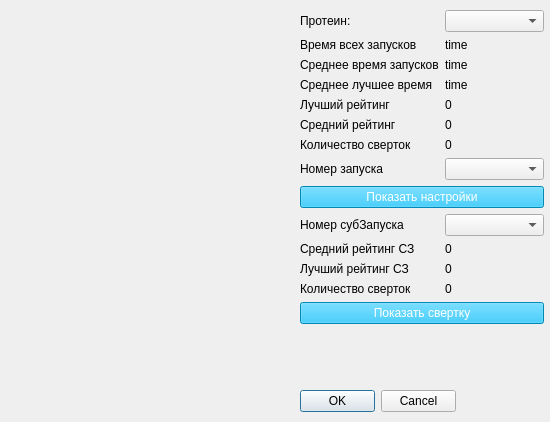
Old version of the form scene/resultform.ui in the repository Gid32/ProteinFolding.
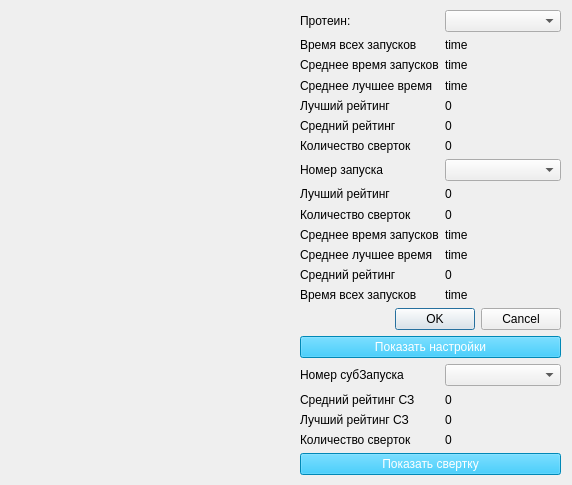
New version of the form.

```diff
--- a/scene/resultform.ui
+++ b/scene/resultform.ui
@@ -6,36 +6,20 @@
    <rect>
     <x>0</x>
     <y>0</y>
-    <width>550</width>
-    <height>422</height>
+    <width>572</width>
+    <height>485</height>
    </rect>
   </property>
   <property name="windowTitle">
    <string>Dialog</string>
   </property>
-  <widget class="QDialogButtonBox" name="buttonBox">
-   <property name="geometry">
-    <rect>
-     <x>300</x>
-     <y>390</y>
-     <width>156</width>
-     <height>23</height>
-    </rect>
-   </property>
-   <property name="orientation">
-    <enum>Qt::Horizontal</enum>
-   </property>
-   <property name="standardButtons">
-    <set>QDialogButtonBox::Cancel|QDialogButtonBox::Ok</set>
-   </property>
-  </widget>
   <widget class="QWidget" name="widget" native="true">
    <property name="geometry">
     <rect>
      <x>1</x>
      <y>0</y>
      <width>291</width>
-     <height>411</height>
+     <height>471</height>
     </rect>
    </property>
   </widget>
@@ -44,20 +28,31 @@
     <rect>
      <x>300</x>
      <y>10</y>
-     <width>244</width>
-     <height>371</height>
+     <width>261</width>
+     <height>465</height>
     </rect>
    </property>
-   <layout class="QFormLayout" name="formLayout">
-    <item row="0" column="0">
-     <widget class="QLabel" name="proteinL">
+   <layout class="QGridLayout" name="gridLayout">
+    <item row="4" column="1">
+     <widget class="QLabel" name="bestResult">
       <property name="text">
-       <string>Протеин:</string>
+       <string>0</string>
       </property>
      </widget>
     </item>
-    <item row="0" column="1">
-     <widget class="QComboBox" name="protein"/>
+    <item row="5" column="0">
+     <widget class="QLabel" name="averageResultL">
+      <property name="text">
+       <string>Средний рейтинг</string>
+      </property>
+     </widget>
+    </item>
+    <item row="5" column="1">
+     <widget class="QLabel" name="averageResult">
+      <property name="text">
+       <string>0</string>
+      </property>
+     </widget>
     </item>
     <item row="1" column="0">
      <widget class="QLabel" name="allTimeL">
@@ -66,12 +61,8 @@
       </property>
      </widget>
     </item>
-    <item row="1" column="1">
-     <widget class="QLabel" name="allTime">
-      <property name="text">
-       <string>time</string>
-      </property>
-     </widget>
+    <item row="0" column="1">
+     <widget class="QComboBox" name="protein"/>
     </item>
     <item row="2" column="0">
      <widget class="QLabel" name="averageTimeL">
@@ -80,6 +71,20 @@
       </property>
      </widget>
     </item>
+    <item row="1" column="1">
+     <widget class="QLabel" name="allTime">
+      <property name="text">
+       <string>time</string>
+      </property>
+     </widget>
+    </item>
+    <item row="0" column="0">
+     <widget class="QLabel" name="proteinL">
+      <property name="text">
+       <string>Протеин:</string>
+      </property>
+     </widget>
+    </item>
     <item row="2" column="1">
      <widget class="QLabel" name="averageTime">
       <property name="text">
@@ -108,31 +113,10 @@
       </property>
      </widget>
     </item>
-    <item row="4" column="1">
-     <widget class="QLabel" name="bestResult">
+    <item row="10" column="0">
+     <widget class="QLabel" name="averageTimeL_2">
       <property name="text">
-       <string>0</string>
-      </property>
-     </widget>
-    </item>
-    <item row="5" column="0">
-     <widget class="QLabel" name="averageResultL">
-      <property name="text">
-       <string>Средний рейтинг</string>
-      </property>
-     </widget>
-    </item>
-    <item row="5" column="1">
-     <widget class="QLabel" name="averageResult">
-      <property name="text">
-       <string>0</string>
-      </property>
-     </widget>
-    </item>
-    <item row="6" column="0">
-     <widget class="QLabel" name="countConvolutionL">
-      <property name="text">
-       <string>Количество сверток</string>
+       <string>Среднее время запусков</string>
       </property>
      </widget>
     </item>
@@ -143,6 +127,58 @@
       </property>
      </widget>
     </item>
+    <item row="8" column="0">
+     <widget class="QLabel" name="bestResultL_2">
+      <property name="text">
+       <string>Лучший рейтинг</string>
+      </property>
+     </widget>
+    </item>
+    <item row="6" column="0">
+     <widget class="QLabel" name="countConvolutionL">
+      <property name="text">
+       <string>Количество сверток</string>
+      </property>
+     </widget>
+    </item>
+    <item row="9" column="0">
+     <widget class="QLabel" name="countConvolutionL_2">
+      <property name="text">
+       <string>Количество сверток</string>
+      </property>
+     </widget>
+    </item>
+    <item row="15" column="0">
+     <widget class="QLabel" name="averageResultL_2">
+      <property name="text">
+       <string>Средний рейтинг</string>
+      </property>
+     </widget>
+    </item>
+    <item row="15" column="1">
+     <widget class="QLabel" name="averageResultR">
+      <property name="text">
+       <string>0</string>
+      </property>
+     </widget>
+    </item>
+    <item row="16" column="0">
+     <widget class="QLabel" name="allTimeL_2">
+      <property name="text">
+       <string>Время всех запусков</string>
+      </property>
+     </widget>
+    </item>
+    <item row="17" column="0" colspan="2">
+     <widget class="QDialogButtonBox" name="buttonBox">
+      <property name="orientation">
+       <enum>Qt::Horizontal</enum>
+      </property>
+      <property name="standardButtons">
+       <set>QDialogButtonBox::Cancel|QDialogButtonBox::Ok</set>
+      </property>
+     </widget>
+    </item>
     <item row="7" column="0">
      <widget class="QLabel" name="launchNumberL">
       <property name="text">
@@ -153,52 +189,90 @@
     <item row="7" column="1">
      <widget class="QComboBox" name="launchNumber"/>
     </item>
-    <item row="9" column="0">
+    <item row="10" column="1">
+     <widget class="QLabel" name="averageTimeR">
+      <property name="text">
+       <string>time</string>
+      </property>
+     </widget>
+    </item>
+    <item row="18" column="0" colspan="2">
+     <widget class="QPushButton" name="showSettings">
+      <property name="styleSheet">
+       <string notr="true">color:white;background-color:#00BFFF;font-size:12px</string>
+      </property>
+      <property name="text">
+       <string>Показать настройки</string>
+      </property>
+     </widget>
+    </item>
+    <item row="20" column="0">
+     <widget class="QLabel" name="subAverageResultL">
+      <property name="text">
+       <string>Средний рейтинг СЗ</string>
+      </property>
+     </widget>
+    </item>
+    <item row="19" column="0">
      <widget class="QLabel" name="subLaunchNumberL">
       <property name="text">
        <string>Номер субЗапуска</string>
       </property>
      </widget>
     </item>
-    <item row="9" column="1">
+    <item row="19" column="1">
      <widget class="QComboBox" name="subLaunchNumber"/>
     </item>
-    <item row="10" column="0">
-     <widget class="QLabel" name="subAverageResultL">
-      <property name="text">
-       <string>Средний рейтинг СЗ</string>
-      </property>
-     </widget>
-    </item>
-    <item row="10" column="1">
+    <item row="20" column="1">
      <widget class="QLabel" name="subAverageResult">
       <property name="text">
        <string>0</string>
       </property>
      </widget>
     </item>
-    <item row="11" column="0">
+    <item row="21" column="0">
      <widget class="QLabel" name="subBestResultL">
       <property name="text">
        <string>Лучший рейтинг СЗ</string>
       </property>
      </widget>
     </item>
-    <item row="11" column="1">
+    <item row="21" column="1">
      <widget class="QLabel" name="subBestResult">
       <property name="text">
        <string>0</string>
       </property>
      </widget>
     </item>
-    <item row="12" column="0">
+    <item row="22" column="0">
      <widget class="QLabel" name="subCountConvolutionL">
       <property name="text">
        <string>Количество сверток</string>
       </property>
      </widget>
     </item>
-    <item row="13" column="0" colspan="2">
+    <item row="22" column="1">
+     <widget class="QLabel" name="subCountConvolution">
+      <property name="text">
+       <string>0</string>
+      </property>
+     </widget>
+    </item>
+    <item row="16" column="1">
+     <widget class="QLabel" name="allTimeR">
+      <property name="text">
+       <string>time</string>
+      </property>
+     </widget>
+    </item>
+    <item row="12" column="1">
+     <widget class="QLabel" name="averageTimeBestR">
+      <property name="text">
+       <string>time</string>
+      </property>
+     </widget>
+    </item>
+    <item row="23" column="0" colspan="2">
      <widget class="QPushButton" name="show">
       <property name="styleSheet">
        <string notr="true">color:white;background-color:#00BFFF;font-size:12px</string>
@@ -208,20 +282,24 @@
       </property>
      </widget>
     </item>
-    <item row="12" column="1">
-     <widget class="QLabel" name="subCountConvolution">
+    <item row="12" column="0">
+     <widget class="QLabel" name="averageTimeBestL_2">
       <property name="text">
-       <string>0</string>
+       <string>Среднее лучшее время</string>
       </property>
      </widget>
     </item>
-    <item row="8" column="0" colspan="2">
-     <widget class="QPushButton" name="showSettings">
-      <property name="styleSheet">
-       <string notr="true">color:white;background-color:#00BFFF;font-size:12px</string>
+    <item row="8" column="1">
+     <widget class="QLabel" name="bestResultR">
+      <property name="text">
+       <string>0</string>
       </property>
+     </widget>
+    </item>
+    <item row="9" column="1">
+     <widget class="QLabel" name="countConvolutionR">
       <property name="text">
-       <string>Показать настройки</string>
+       <string>0</string>
       </property>
      </widget>
     </item>
```
